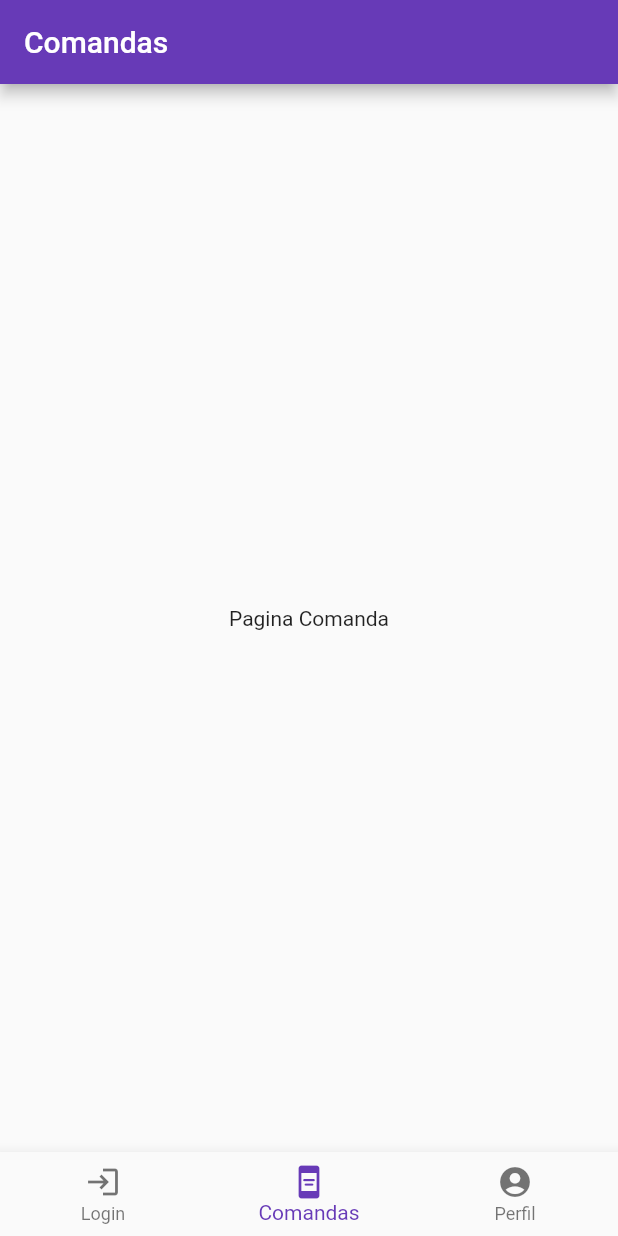
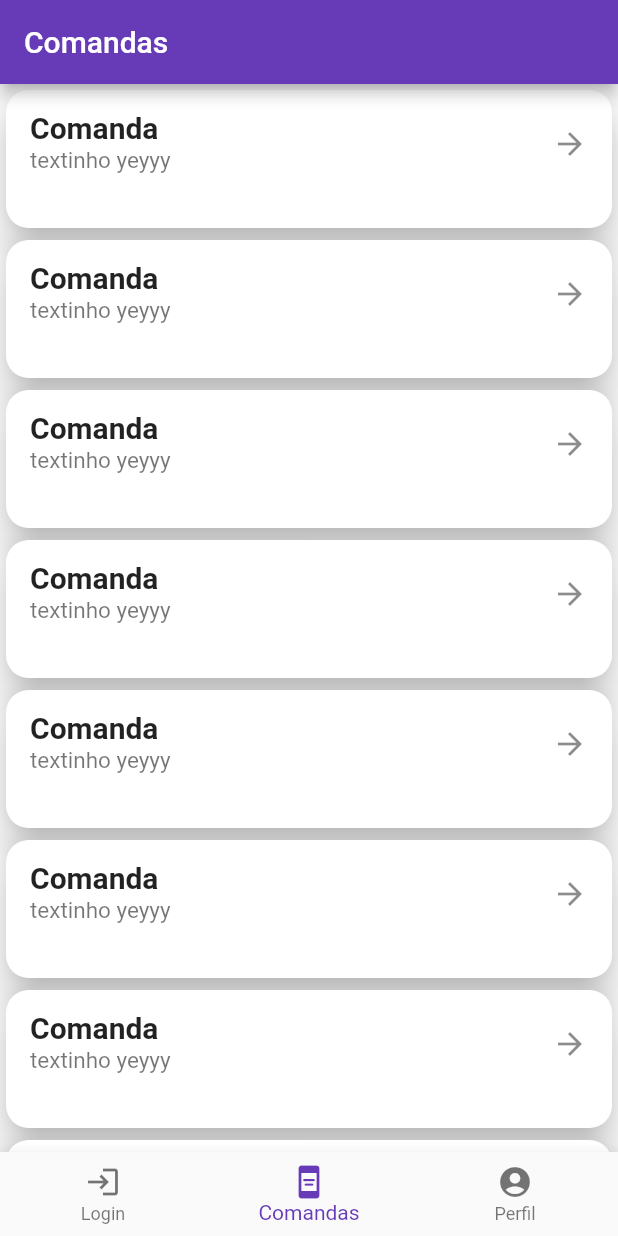
Before and after one commit to commandee/mobile, a Flutter app: the screen it shows after launch, item 2 of the bottom bar chosen, on a phone screen of 412 x 824 dp. Run offline on Flutter 3.47's test engine with Material 2 defaults, Android fonts, the phone set to English and light mode, and no system bars; network calls fail.

Commit message:
cansei de trabalhar kk fiz os cards das comandas

```diff
--- a/lib/home.dart
+++ b/lib/home.dart
@@ -1,9 +1,9 @@
 // ignore_for_file: prefer_const_literals_to_create_immutables, prefer_const_constructors
 
 import 'package:flutter/material.dart';
-import 'package:teste/homepage_comandas.dart';
+import 'package:teste/page_home_comandas.dart';
 import 'package:teste/page_login.dart';
-import 'package:teste/perfil.dart';
+import 'package:teste/page_profile.dart';
 
 class Home extends StatefulWidget {
   const Home(this.usuario, {super.key});
--- a/lib/main.dart
+++ b/lib/main.dart
@@ -1,5 +1,5 @@
 import 'package:flutter/material.dart';
-import 'package:teste/perfil.dart';
+import 'package:teste/page_profile.dart';
 
 import 'home.dart';
 
@@ -17,7 +17,7 @@ class MyApp extends StatelessWidget {
       debugShowCheckedModeBanner: false,
       title: 'Commandee',
       theme: ThemeData(
-        primarySwatch: Colors.deepPurple
+        primarySwatch: Colors.deepPurple,
       ),
       routes: {
         '/': (context) => const Home('Nome do Usuário'),
--- a/lib/homepage_comandas.dart
+++ b/lib/page_home_comandas.dart
@@ -1,4 +1,5 @@
 import 'package:flutter/material.dart';
+import 'package:teste/widgets/widget_card_comanda.dart';
 
 class ComandasPage extends StatefulWidget {
   const ComandasPage({super.key});
@@ -15,7 +16,20 @@ class _ComandasPageState extends State<ComandasPage> {
         title: Text("Comandas"),
       ),
       body: Center(
-        child: Text("Pagina Comanda"),
+        child: ListView(
+          children: [
+            CardComanda(),
+            CardComanda(),
+            CardComanda(),
+            CardComanda(),
+            CardComanda(),
+            CardComanda(),
+            CardComanda(),
+            CardComanda(),
+            CardComanda(),
+
+          ]
+          ),
       ),
     );
   }
--- a/lib/page_login.dart
+++ b/lib/page_login.dart
@@ -13,7 +13,6 @@ class _LoginPageState extends State<LoginPage> {
   @override
   Widget build(BuildContext context) {
     return Scaffold(
-
         body: Container(
           padding: EdgeInsets.all(16),
           child: Column(
--- a/lib/perfil.dart
+++ b/lib/page_profile.dart
@@ -2,7 +2,7 @@
 
 import 'package:flutter/material.dart';
 
-import 'assets/fotoPerfil.dart';
+import 'widgets/widget-foto_perfil.dart';
 
 class Perfil extends StatefulWidget {
   const Perfil({super.key});
--- /dev/null
+++ b/lib/widgets/widget_card_comanda.dart
@@ -0,0 +1,33 @@
+// ignore_for_file: prefer_const_constructors
+
+import 'package:flutter/material.dart';
+
+class CardComanda extends StatefulWidget {
+  const CardComanda({super.key});
+
+  @override
+  State<CardComanda> createState() => _CardComandaState();
+}
+
+class _CardComandaState extends State<CardComanda> {
+  @override
+  Widget build(BuildContext context) {
+    return Container(
+      height: 100,
+      child: Card(
+          elevation: 10,
+          shape: RoundedRectangleBorder(
+            borderRadius: BorderRadius.circular(15),
+          ),
+          child: ListTile(
+            title: Text("Comanda",
+                style: TextStyle(fontSize: 20, fontWeight: FontWeight.bold)),
+            subtitle: Text(
+              "textinho yeyyy",
+              style: TextStyle(fontSize: 15),
+            ),
+            trailing: Icon(Icons.arrow_forward),
+          )),
+    );
+  }
+}
```
Also changed, not shown: lib/widgets/widget-foto_perfil.dart (renamed from lib/assets/fotoPerfil.dart), pubspec.lock.
